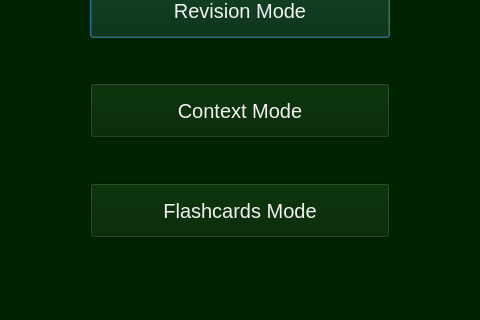
Qt form WindowsGraphics/ExerciserWindow.ui (Skripkon/App-for-learning-English-LANGOD) before a commit; both pictures show x 360 to 840 and y 257 to 577 of the 1200 by 800 pixel window.
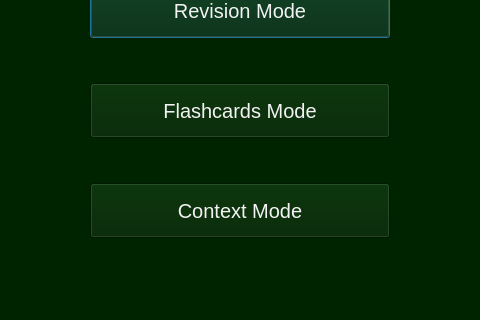
The same form after that commit.

```diff
--- a/WindowsGraphics/ExerciserWindow.ui
+++ b/WindowsGraphics/ExerciserWindow.ui
@@ -40,7 +40,7 @@
    <property name="geometry">
     <rect>
      <x>450</x>
-     <y>440</y>
+     <y>340</y>
      <width>300</width>
      <height>55</height>
     </rect>
@@ -59,7 +59,7 @@
    <property name="geometry">
     <rect>
      <x>450</x>
-     <y>340</y>
+     <y>440</y>
      <width>300</width>
      <height>55</height>
     </rect>
```
